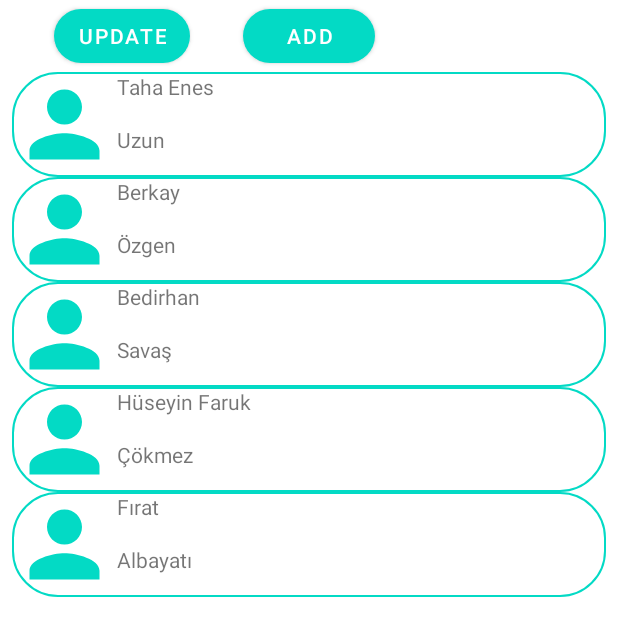
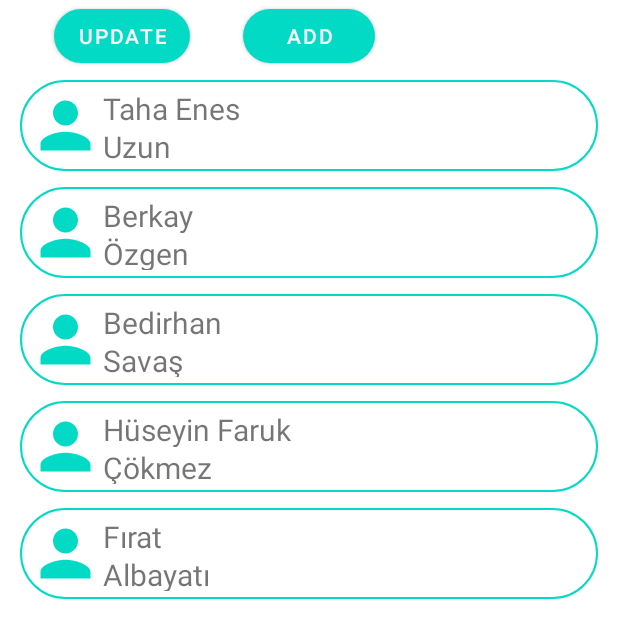
Before and after one commit to tenesuzun/TMD_Contacts_App, an Android app: the ContactsListActivity screen opened directly, with no data from a screen before it, on a phone screen of 412 x 824 dp. Shown: the top 638 px of the screen. Run offline under Robolectric (Android 15) with nearby library versions, the phone set to English and light mode, and no system bars.

Commit message:
Code cleaning has been done

```diff
--- a/app/src/main/java/com/example/tmdcontactsapp/ContactsListActivity.kt
+++ b/app/src/main/java/com/example/tmdcontactsapp/ContactsListActivity.kt
@@ -3,14 +3,12 @@ package com.example.tmdcontactsapp
 import android.content.Intent
 import androidx.appcompat.app.AppCompatActivity
 import android.os.Bundle
-import android.widget.Button
-import androidx.recyclerview.widget.RecyclerView
 import com.example.tmdcontactsapp.adapters.ContactListAdapter
 import com.example.tmdcontactsapp.models.DataSource
 import kotlinx.android.synthetic.main.activity_contacts_list.*
 
 class ContactsListActivity : AppCompatActivity() {
-    //var recyclerView: RecyclerView? = null
+
     override fun onCreate(savedInstanceState: Bundle?) {
         super.onCreate(savedInstanceState)
         setContentView(R.layout.activity_contacts_list)
@@ -24,13 +22,13 @@ class ContactsListActivity : AppCompatActivity() {
             val intent = Intent(this, updatingContactActivity::class.java)
             startActivity(intent)
         }
-        //recyclerView = findViewById(R.id.contactListRecycler)
+
         initRecyclerView()
         addDataSet()
     }
 
     private fun addDataSet(){
-        val data = DataSource.create_contacts_list()
+        val data = DataSource.createContactsList()
         contactsAdapter.submitList(data)
     }
 
--- a/app/src/main/java/com/example/tmdcontactsapp/adapters/ContactListAdapter.kt
+++ b/app/src/main/java/com/example/tmdcontactsapp/adapters/ContactListAdapter.kt
@@ -26,7 +26,7 @@ class ContactListAdapter: RecyclerView.Adapter<RecyclerView.ViewHolder>() {
     override fun onBindViewHolder(holder: RecyclerView.ViewHolder, position: Int) {
         when(holder){
             is ContactListViewHolder ->{
-                holder.bind(contactsList.get(position))
+                holder.bind(contactsList[position])
             }
         }
     }
--- a/app/src/main/java/com/example/tmdcontactsapp/models/DataSource.kt
+++ b/app/src/main/java/com/example/tmdcontactsapp/models/DataSource.kt
@@ -6,7 +6,7 @@ class DataSource {
 
     companion object {
 
-        fun create_contacts_list(): List<Contact> {
+        fun createContactsList(): List<Contact> {
             return listOf(
                 Contact(R.drawable.ic_baseline_person_24, "Taha Enes", "Uzun"),
                 Contact(R.drawable.ic_baseline_person_24, "Berkay", "Özgen"),
--- a/app/src/main/res/layout/contact_list_item_row.xml
+++ b/app/src/main/res/layout/contact_list_item_row.xml
@@ -1,15 +1,16 @@
 <?xml version="1.0" encoding="utf-8"?>
 <androidx.constraintlayout.widget.ConstraintLayout xmlns:android="http://schemas.android.com/apk/res/android"
     xmlns:app="http://schemas.android.com/apk/res-auto"
-    xmlns:tools="http://schemas.android.com/tools"
     android:layout_width="match_parent"
     android:layout_height="wrap_content"
-    android:background="@drawable/roundbox_border">
+    android:background="@drawable/roundbox_border"
+    android:padding="5dp"
+    android:layout_margin="5dp">
 
     <ImageView
         android:id="@+id/contactPP"
-        android:layout_width="70dp"
-        android:layout_height="70dp"
+        android:layout_width="50dp"
+        android:layout_height="50dp"
         android:contentDescription="@string/loginAppLogoDescription"
         app:layout_constraintStart_toStartOf="parent"
         app:layout_constraintTop_toTopOf="parent"
@@ -19,6 +20,7 @@
         android:id="@+id/contactFirstName"
         android:layout_width="0dp"
         android:layout_height="0dp"
+        android:textSize="20sp"
         app:layout_constraintBottom_toTopOf="@+id/contactSurname"
         app:layout_constraintEnd_toEndOf="parent"
         app:layout_constraintStart_toEndOf="@+id/contactPP"
@@ -28,6 +30,7 @@
         android:id="@+id/contactSurname"
         android:layout_width="0dp"
         android:layout_height="0dp"
+        android:textSize="20sp"
         app:layout_constraintBottom_toBottomOf="@+id/contactPP"
         app:layout_constraintEnd_toEndOf="parent"
         app:layout_constraintStart_toEndOf="@+id/contactPP"
```
